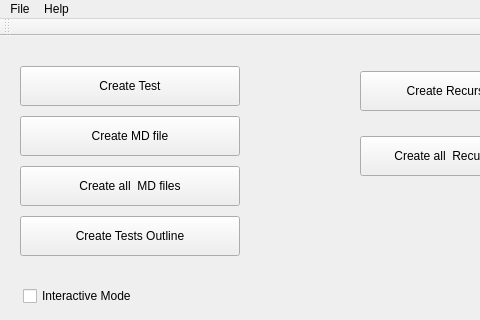
Before: the Qt Designer form tools/auto-tester/src/ui/AutoTester.ui in vircadia/vircadia-native-core, drawn with Qt 5; both pictures show x 0 to 480 and y 0 to 320 of the 607 by 514 pixel window.
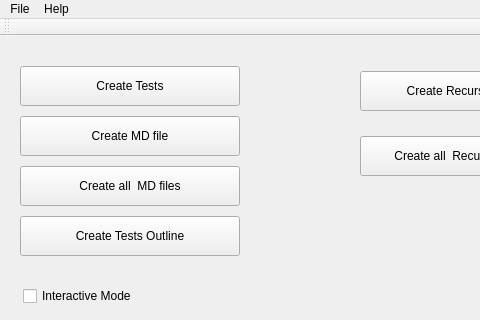
After: the same form once the commit is applied.

Commit message: Changed stored failure images from JPG to PNG Now uses snapshot name to find correct test folder - allows creating multiple tests Reversed order of recursive scripts, so execution will be in alphabetical order.

Diff of the .ui file:
```diff
--- a/tools/auto-tester/src/ui/AutoTester.ui
+++ b/tools/auto-tester/src/ui/AutoTester.ui
@@ -37,7 +37,7 @@
      </rect>
     </property>
     <property name="text">
-     <string>Create Test</string>
+     <string>Create Tests</string>
     </property>
    </widget>
    <widget class="QPushButton" name="evaluateTestsButton">
```
Left out of the diff: 2 changed lines with no effect on the pictures. The commit also changes 5 other files.
